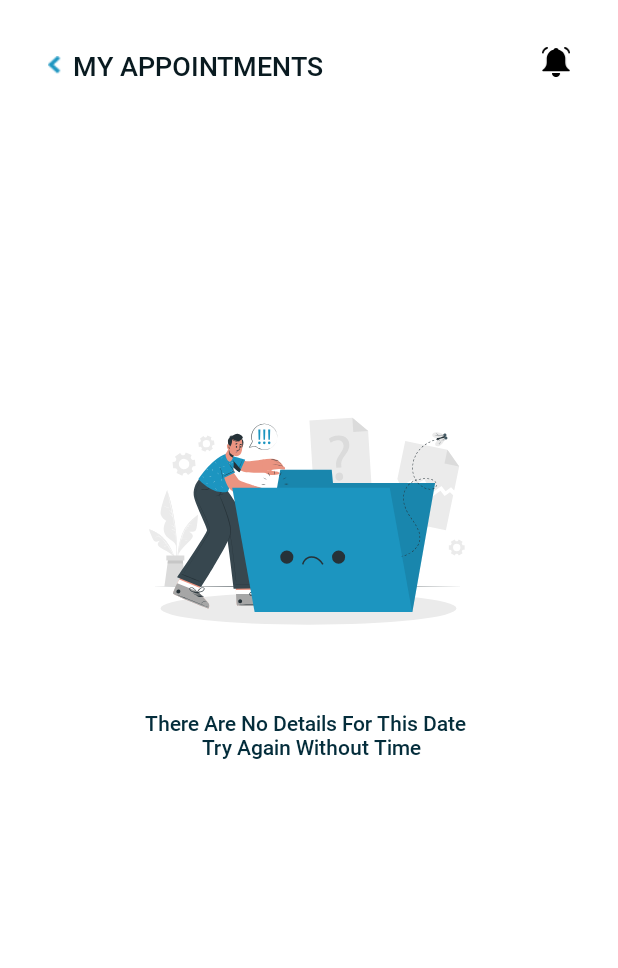
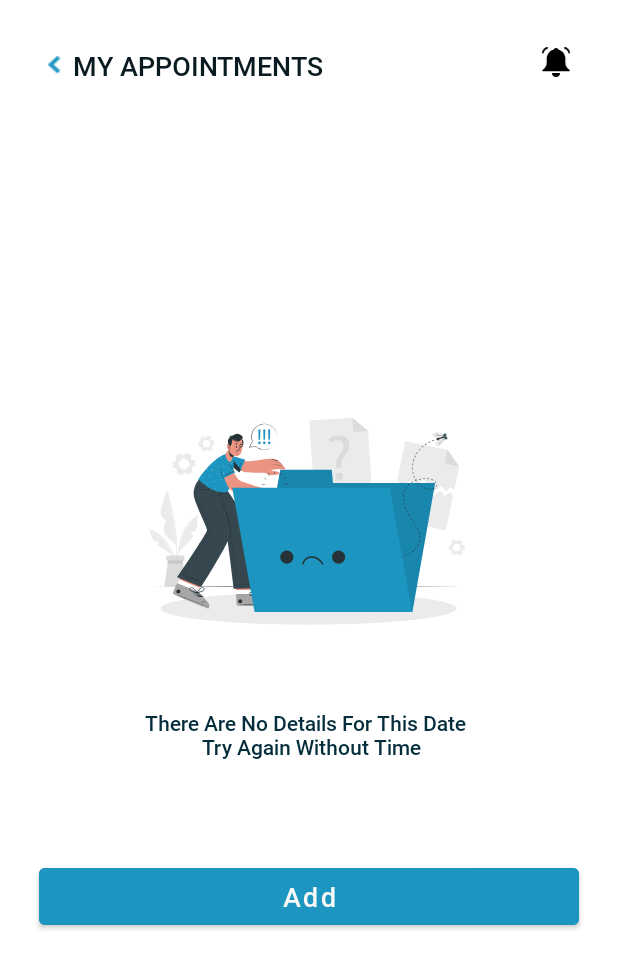
Before and after one commit to Sama-3li-2002/ClinicApp, an Android app: the layout fragment_empty_appointment.xml on its own in the app's theme, with its tools: preview values and no code run, on a phone screen of 412 x 824 dp. Shown: the top 968 px of the screen. Run offline under Robolectric (Android 15) with nearby library versions, the light colour scheme and no system bars.

Commit message:
Add view all clinic fragment

```diff
--- a/app/src/main/AndroidManifest.xml
+++ b/app/src/main/AndroidManifest.xml
@@ -14,7 +14,7 @@
         android:theme="@style/Theme.ClinicApp"
         tools:targetApi="31">
         <activity
-            android:name=".MainActivity"
+            android:name=".ui.activities.AddClinic"
             android:exported="false" />
 
         <meta-data
@@ -27,7 +27,7 @@
         <activity android:name=".ui.activities.ForgetPasswordScreen" />
         <activity android:name=".ui.activities.CreateAccount" />
         <activity
-            android:name=".ui.activities.AddClinic"
+            android:name=".MainActivity"
             android:exported="true">
             <intent-filter>
                 <action android:name="android.intent.action.MAIN" />
--- a/app/src/main/java/com/suhail/clinicapp/ui/fragments/HomeFragment.java
+++ b/app/src/main/java/com/suhail/clinicapp/ui/fragments/HomeFragment.java
@@ -52,6 +52,11 @@ public class HomeFragment extends Fragment {
         binding.ivNotification.setOnClickListener(new View.OnClickListener() {
             @Override
             public void onClick(View v) {activity.navController.navigate(R.id.nav_notifications);}
+        });
+
+        binding.tvViewAllClinic.setOnClickListener(new View.OnClickListener() {
+            @Override
+            public void onClick(View v) {activity.navController.navigate(R.id.nav_all_clinic);}
         });
 
         List<Clinic> clinics = new ArrayList<>();
--- a/app/src/main/res/layout/custom_clinic_item_layout.xml
+++ b/app/src/main/res/layout/custom_clinic_item_layout.xml
@@ -5,7 +5,7 @@
     xmlns:app="http://schemas.android.com/apk/res-auto"
     xmlns:android="http://schemas.android.com/apk/res/android"
     android:id="@+id/cv_clinic"
-    app:cardElevation="15dp"
+    app:cardElevation="20dp"
     android:layout_marginBottom="20dp"
     app:cardCornerRadius="8dp">
 
@@ -13,7 +13,8 @@
         xmlns:android="http://schemas.android.com/apk/res/android"
         android:layout_width="match_parent"
         android:layout_height="match_parent"
-        android:background="#FFFFFF">
+        android:background="#FFFFFF"
+        android:elevation="@dimen/_30sdp">
 
         <ImageView
             app:layout_constraintStart_toStartOf="parent"
--- a/app/src/main/res/layout/fragment_empty_appointment.xml
+++ b/app/src/main/res/layout/fragment_empty_appointment.xml
@@ -4,7 +4,7 @@
     android:layout_width="match_parent"
     android:layout_height="match_parent"
     android:orientation="vertical"
-    tools:context=".ui.fragments.empty_appointment">
+    tools:context=".ui.fragments.EmptyAppointmentFragment">
 
     <LinearLayout
         android:layout_width="match_parent"
@@ -28,6 +28,7 @@
             android:layout_weight="1"/>
 
         <ImageView
+            android:id="@+id/iv_notification"
             android:layout_width="20dp"
             android:layout_height="20dp"
             android:src="@drawable/notification_alert_icon"/>
@@ -52,4 +53,19 @@
         android:text="@string/txt_empty_data"
         android:gravity="center"/>
 
+    <Button
+        android:id="@+id/btn_add"
+        android:layout_width="match_parent"
+        android:layout_height="50dp"
+        android:fontFamily="@font/roboto_medium"
+        android:layout_gravity="center_horizontal"
+        android:layout_marginStart="@dimen/_20sdp"
+        android:layout_marginEnd="@dimen/_20sdp"
+        android:layout_marginTop="@dimen/_50sdp"
+        android:backgroundTint="#1C95C0"
+        android:text="@string/btn_add"
+        android:textAllCaps="false"
+        android:textColor="#F8F8F8"
+        android:textSize="18sp" />
+
 </LinearLayout>
--- a/app/src/main/res/values/strings.xml
+++ b/app/src/main/res/values/strings.xml
@@ -49,6 +49,8 @@
     <string name="txt_my_appointments">MY APPOINTMENTS</string>
     <string name="txt_empty_data">There Are No Details For This Date \n Try Again Without Time</string>
 
+<!--       view all clinics fragment-->
+    <string name="txt_CLINICS">CLINICS</string>
 
     <string name="lbl_booking_date">Booking date</string>
     <string name="txt_btn_ok">ok</string>
```
Also changed, not shown: app/src/main/java/com/suhail/clinicapp/ui/fragments/AllClinicsFragment.java (added, +73 -0 lines), app/src/main/java/com/suhail/clinicapp/ui/fragments/EmptyAppointmentFragment.java (added, +47 -0 lines), app/src/main/java/com/suhail/clinicapp/ui/fragments/empty_appointment.java (deleted, +0 -37 lines), app/src/main/res/layout/fragment_all_clinics.xml (added, +45 -0 lines), app/src/main/res/navigation/app_navigation.xml (+6 -1 lines).
